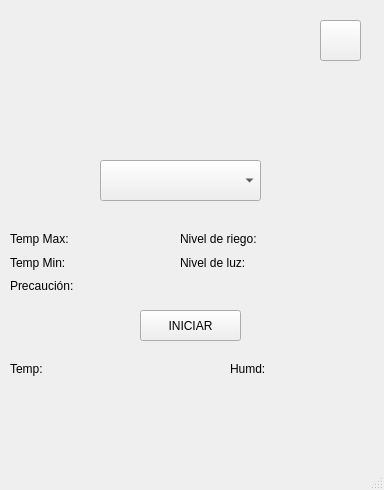
LauraMont/TPO-Invernadero, file Invernadero/Fuentes/PC/prueba_DB-Plantas/mainwindow.ui: the form before one commit.
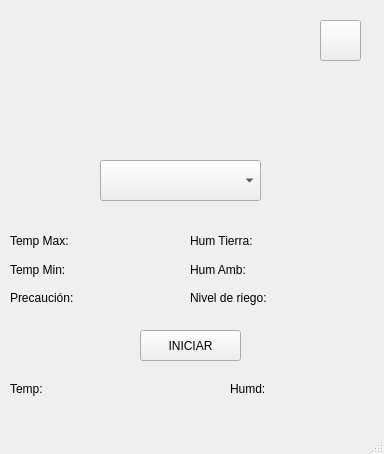
The form after the commit. Icons and pictures are not drawn.

What changed in the file:
```diff
--- a/Invernadero/Fuentes/PC/prueba_DB-Plantas/mainwindow.ui
+++ b/Invernadero/Fuentes/PC/prueba_DB-Plantas/mainwindow.ui
@@ -7,7 +7,7 @@
     <x>0</x>
     <y>0</y>
     <width>384</width>
-    <height>490</height>
+    <height>454</height>
    </rect>
   </property>
   <property name="windowTitle">
@@ -65,8 +65,8 @@
      <rect>
       <x>10</x>
       <y>230</y>
-      <width>81</width>
-      <height>65</height>
+      <width>97</width>
+      <height>79</height>
      </rect>
     </property>
     <layout class="QVBoxLayout" name="verticalLayout">
@@ -96,20 +96,13 @@
    <widget class="QWidget" name="layoutWidget">
     <property name="geometry">
      <rect>
-      <x>100</x>
+      <x>110</x>
       <y>230</y>
       <width>71</width>
-      <height>65</height>
+      <height>79</height>
      </rect>
     </property>
     <layout class="QVBoxLayout" name="verticalLayout_2">
-     <item>
-      <widget class="QLabel" name="label_TMAX">
-       <property name="text">
-        <string/>
-       </property>
-      </widget>
-     </item>
      <item>
       <widget class="QLabel" name="label_TMIN">
        <property name="text">
@@ -117,6 +110,13 @@
        </property>
       </widget>
      </item>
+     <item>
+      <widget class="QLabel" name="label_TMAX">
+       <property name="text">
+        <string/>
+       </property>
+      </widget>
+     </item>
      <item>
       <widget class="QLabel" name="label_PREC">
        <property name="text">
@@ -129,13 +129,27 @@
    <widget class="QWidget" name="layoutWidget">
     <property name="geometry">
      <rect>
-      <x>180</x>
+      <x>190</x>
       <y>230</y>
-      <width>100</width>
-      <height>42</height>
+      <width>120</width>
+      <height>79</height>
      </rect>
     </property>
     <layout class="QVBoxLayout" name="verticalLayout_3">
+     <item>
+      <widget class="QLabel" name="label_h_tierra">
+       <property name="text">
+        <string>Hum Tierra:</string>
+       </property>
+      </widget>
+     </item>
+     <item>
+      <widget class="QLabel" name="label_h_amb">
+       <property name="text">
+        <string>Hum Amb:</string>
+       </property>
+      </widget>
+     </item>
      <item>
       <widget class="QLabel" name="label_nriego">
        <property name="text">
@@ -143,22 +157,15 @@
        </property>
       </widget>
      </item>
-     <item>
-      <widget class="QLabel" name="label_nluz">
-       <property name="text">
-        <string>Nivel de luz:</string>
-       </property>
-      </widget>
-     </item>
     </layout>
    </widget>
    <widget class="QWidget" name="layoutWidget">
     <property name="geometry">
      <rect>
-      <x>290</x>
+      <x>310</x>
       <y>230</y>
       <width>51</width>
-      <height>42</height>
+      <height>79</height>
      </rect>
     </property>
     <layout class="QVBoxLayout" name="verticalLayout_4">
@@ -182,7 +189,7 @@
     <property name="geometry">
      <rect>
       <x>140</x>
-      <y>310</y>
+      <y>330</y>
       <width>101</width>
       <height>31</height>
      </rect>
@@ -195,7 +202,7 @@
     <property name="geometry">
      <rect>
       <x>70</x>
-      <y>360</y>
+      <y>380</y>
       <width>69</width>
       <height>17</height>
      </rect>
@@ -208,7 +215,7 @@
     <property name="geometry">
      <rect>
       <x>10</x>
-      <y>360</y>
+      <y>380</y>
       <width>51</width>
       <height>17</height>
      </rect>
@@ -221,7 +228,7 @@
     <property name="geometry">
      <rect>
       <x>230</x>
-      <y>360</y>
+      <y>380</y>
       <width>51</width>
       <height>17</height>
      </rect>
@@ -234,7 +241,7 @@
     <property name="geometry">
      <rect>
       <x>290</x>
-      <y>360</y>
+      <y>380</y>
       <width>69</width>
       <height>17</height>
      </rect>
```
Left out of the diff: 28 changed lines with no effect on the pictures.
